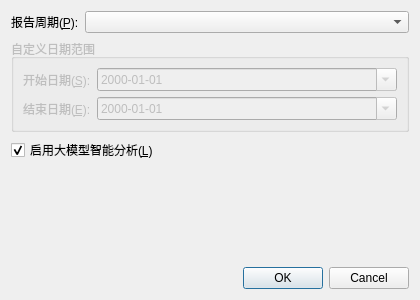
Before: the Qt Designer form src/gui/report/ReportSettingsDialog.ui in Endersniper024/cppgroupwork, drawn with Qt 5.
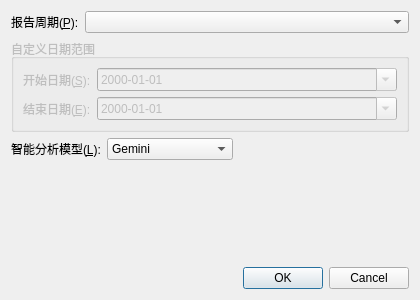
After: the same form once the commit is applied.

Commit message: feat: 添加对不同LLM模型的支持，包括Qwen和Gemini的API配置

```diff
--- a/src/gui/report/ReportSettingsDialog.ui
+++ b/src/gui/report/ReportSettingsDialog.ui
@@ -87,14 +87,50 @@
     </widget>
    </item>
    <item>
-    <widget class="QCheckBox" name="includeLLMCheckBox">
-     <property name="text">
-      <string>启用大模型智能分析(&amp;L)</string>
-     </property>
-     <property name="checked">
-      <bool>true</bool>
-     </property>
-    </widget>
+    <layout class="QHBoxLayout" name="llmModelLayout">
+     <item>
+      <widget class="QLabel" name="labelLlmModel">
+       <property name="text">
+        <string>智能分析模型(&amp;L):</string>
+       </property>
+       <property name="buddy">
+        <cstring>llmModelComboBox</cstring>
+       </property>
+      </widget>
+     </item>
+     <item>
+      <widget class="QComboBox" name="llmModelComboBox">
+       <item>
+        <property name="text">
+         <string>Gemini</string>
+        </property>
+       </item>
+       <item>
+        <property name="text">
+         <string>Qwen</string>
+        </property>
+       </item>
+       <item>
+        <property name="text">
+         <string>不采用大模型分析</string>
+        </property>
+       </item>
+      </widget>
+     </item>
+     <item>
+        <spacer name="llmModelSpacer">
+            <property name="orientation">
+                <enum>Qt::Horizontal</enum>
+            </property>
+            <property name="sizeHint" stdset="0">
+                <size>
+                <width>40</width>
+                <height>20</height>
+                </size>
+            </property>
+        </spacer>
+     </item>
+    </layout>
    </item>
    <item>
     <spacer name="verticalSpacer_InputFields">
```
Left out of the diff: 3 changed lines with no effect on the pictures. The commit also changes 6 other files.
